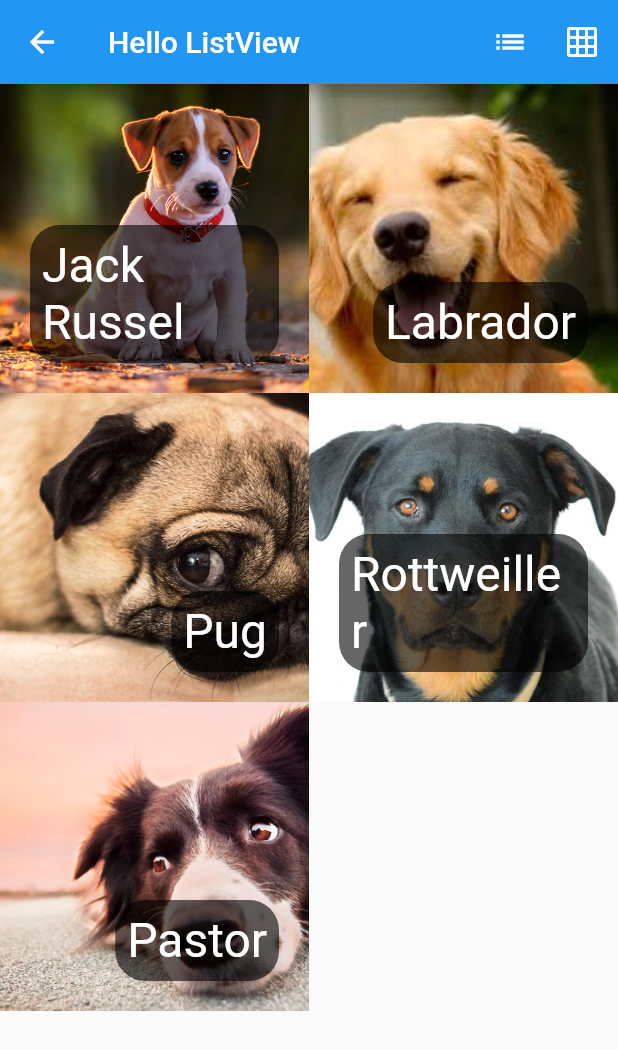
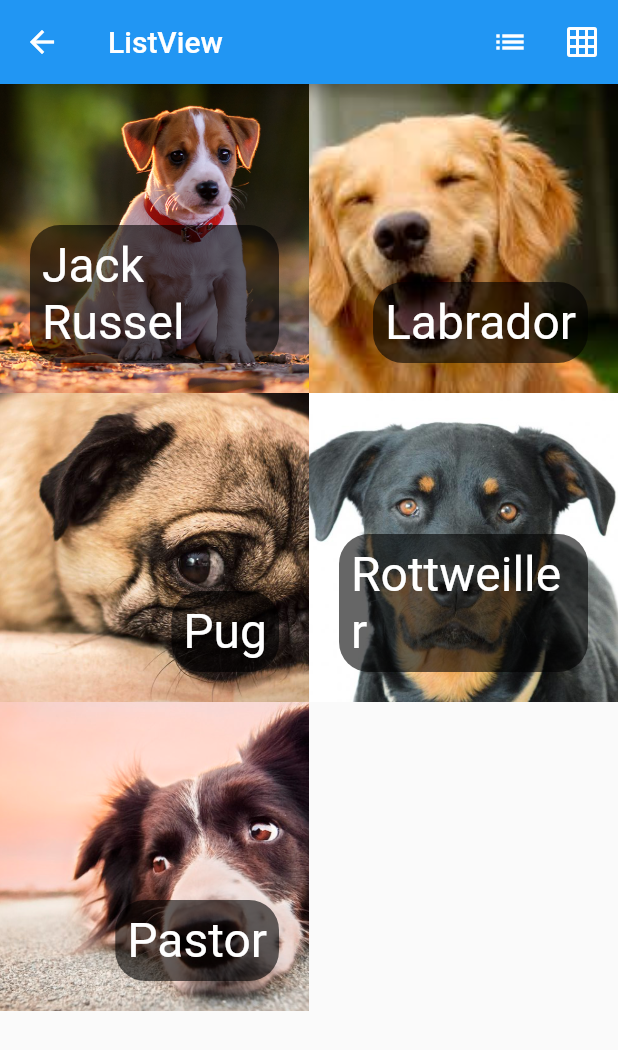
Before and after one commit to eliezerantonio/flutter_essencial, a Flutter app: the HelloListView screen opened directly, on a phone screen of 412 x 824 dp. Shown: the top 1050 px of the screen. Run offline on Flutter 3.47's test engine with Material 2 defaults, Android fonts, the phone set to English and light mode, and no system bars.

Commit message:
details dog

```diff
--- a/basico_e_widgets/lib/screens/hello_listview.dart
+++ b/basico_e_widgets/lib/screens/hello_listview.dart
@@ -1,4 +1,6 @@
 import 'package:basico_e_widgets/models/dog.dart';
+import 'package:basico_e_widgets/screens/dog_screen.dart';
+import 'package:basico_e_widgets/utils/nav.dart';
 import 'package:flutter/material.dart';
 
 class HelloListView extends StatefulWidget {
@@ -13,7 +15,7 @@ class _HelloListViewState extends State<HelloListView> {
   Widget build(BuildContext context) {
     return Scaffold(
       appBar: AppBar(
-        title: Text("Hello ListView"),
+        title: Text("ListView"),
         actions: [
           IconButton(
             icon: Icon(Icons.list),
@@ -68,8 +70,16 @@ class _HelloListViewState extends State<HelloListView> {
     }
   }
 
-  Stack _itemView(List<Dog> dogs, int index) {
-    return Stack(
+  Widget _itemView(List<Dog> dogs, int index) {
+    return GestureDetector(
+      onTap: () {
+        push(
+            context,
+            DogScreen(
+              dog: dogs[index],
+            ));
+      },
+      child: Stack(
         fit: StackFit.expand,
         children: [
           _img(dogs[index].foto),
@@ -92,6 +102,7 @@ class _HelloListViewState extends State<HelloListView> {
             ),
           ),
         ],
+      ),
     );
   }
 }
```
Also changed, not shown: basico_e_widgets/lib/screens/dog_screen.dart (added, +19 -0 lines). Lines whose indentation alone changed are shown as unchanged.
